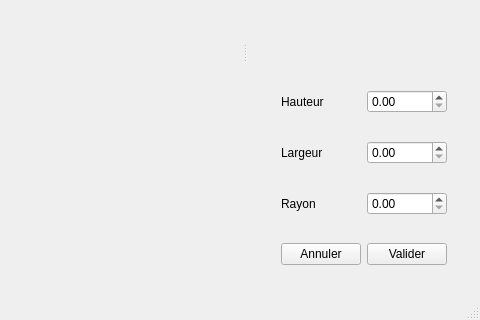
Before: the Qt Designer form src/gui/mainWindow.ui in slvrgauthier/OpenSculpt, drawn with Qt 5; both pictures show x 287 to 767 and y 282 to 602 of the 767 by 602 pixel window.
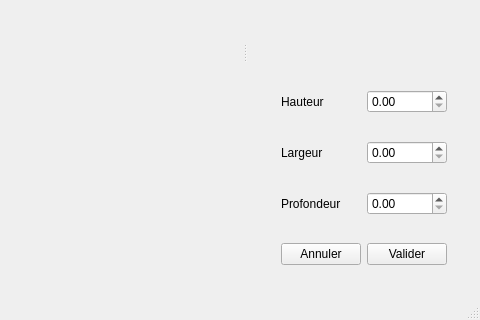
After: the same form once the commit is applied. Icons and pictures are not drawn. Custom widgets are drawn as their Qt base class.

```diff
--- a/src/gui/mainWindow.ui
+++ b/src/gui/mainWindow.ui
@@ -164,7 +164,7 @@
            <item>
             <widget class="QLabel" name="radius">
              <property name="text">
-              <string>Rayon</string>
+              <string>Profondeur</string>
              </property>
             </widget>
            </item>
```
Left out of the diff: 4 changed lines with no effect on the pictures.
